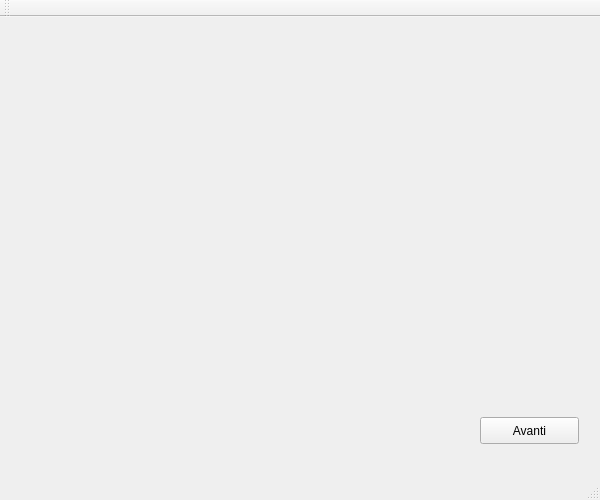
Old version of the form mainwindow.ui in the repository kele23/IUM.
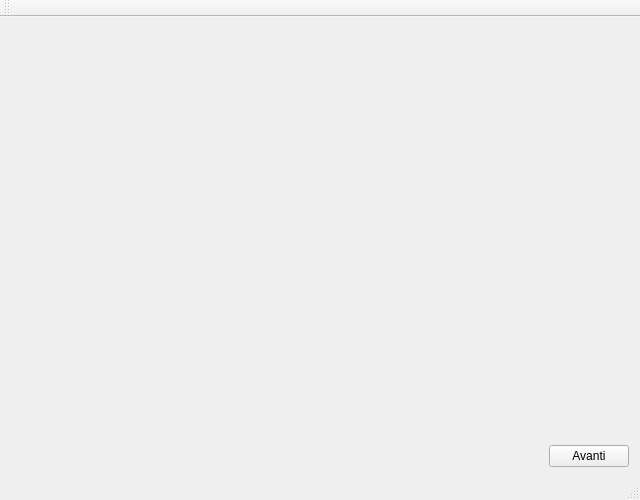
New version of the form.

```diff
--- a/mainwindow.ui
+++ b/mainwindow.ui
@@ -6,27 +6,62 @@
    <rect>
     <x>0</x>
     <y>0</y>
-    <width>600</width>
+    <width>640</width>
     <height>500</height>
    </rect>
   </property>
+  <property name="minimumSize">
+   <size>
+    <width>640</width>
+    <height>500</height>
+   </size>
+  </property>
   <property name="windowTitle">
    <string>MainWindow</string>
   </property>
   <widget class="QWidget" name="centralWidget">
-   <widget class="QPushButton" name="bAvanti">
-    <property name="geometry">
-     <rect>
-      <x>480</x>
-      <y>400</y>
-      <width>99</width>
-      <height>27</height>
-     </rect>
-    </property>
-    <property name="text">
-     <string>Avanti</string>
-    </property>
-   </widget>
+   <layout class="QGridLayout" name="gridLayout">
+    <item row="0" column="0">
+     <widget class="QWidget" name="contentWidget" native="true">
+      <property name="sizePolicy">
+       <sizepolicy hsizetype="Expanding" vsizetype="Expanding">
+        <horstretch>0</horstretch>
+        <verstretch>0</verstretch>
+       </sizepolicy>
+      </property>
+     </widget>
+    </item>
+    <item row="1" column="0">
+     <layout class="QHBoxLayout" name="horizontalLayout">
+      <property name="sizeConstraint">
+       <enum>QLayout::SetDefaultConstraint</enum>
+      </property>
+      <item>
+       <spacer name="horizontalSpacer">
+        <property name="orientation">
+         <enum>Qt::Horizontal</enum>
+        </property>
+        <property name="sizeType">
+         <enum>QSizePolicy::MinimumExpanding</enum>
+        </property>
+        <property name="sizeHint" stdset="0">
+         <size>
+          <width>40</width>
+          <height>20</height>
+         </size>
+        </property>
+       </spacer>
+      </item>
+      <item>
+       <widget class="QPushButton" name="bAvanti">
+        <property name="text">
+         <string>Avanti</string>
+        </property>
+       </widget>
+      </item>
+     </layout>
+    </item>
+   </layout>
   </widget>
   <widget class="QMenuBar" name="menuBar">
    <property name="geometry">
```
Left out of the diff: 2 changed lines with no effect on the pictures.
